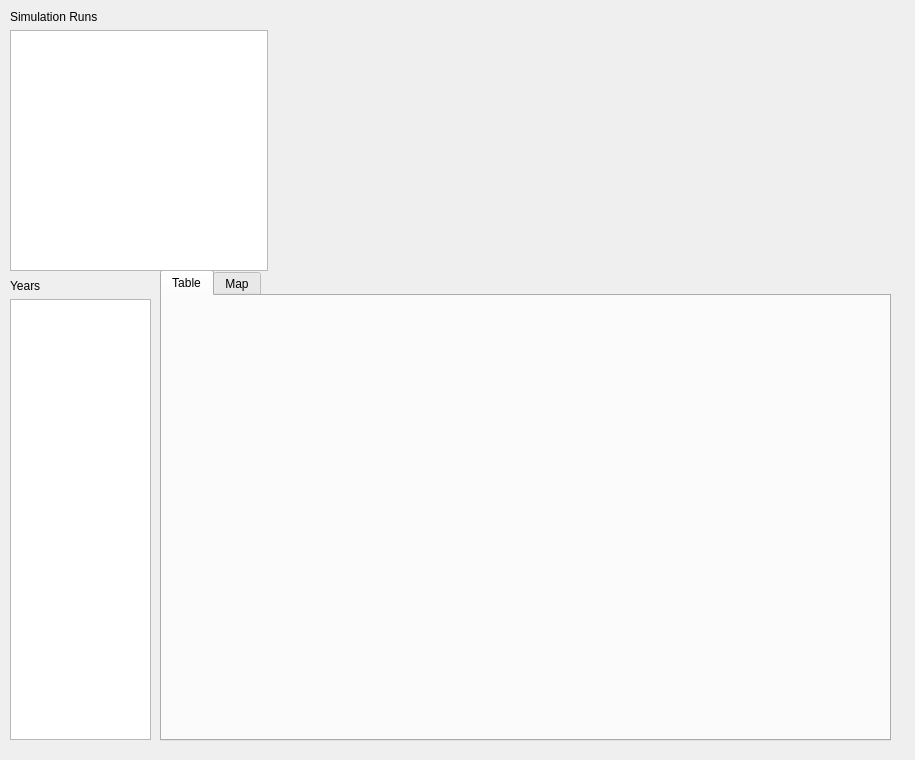
Qt form opus_gui/results/forms/results_browser.ui (psrc/urbansim) before a commit.
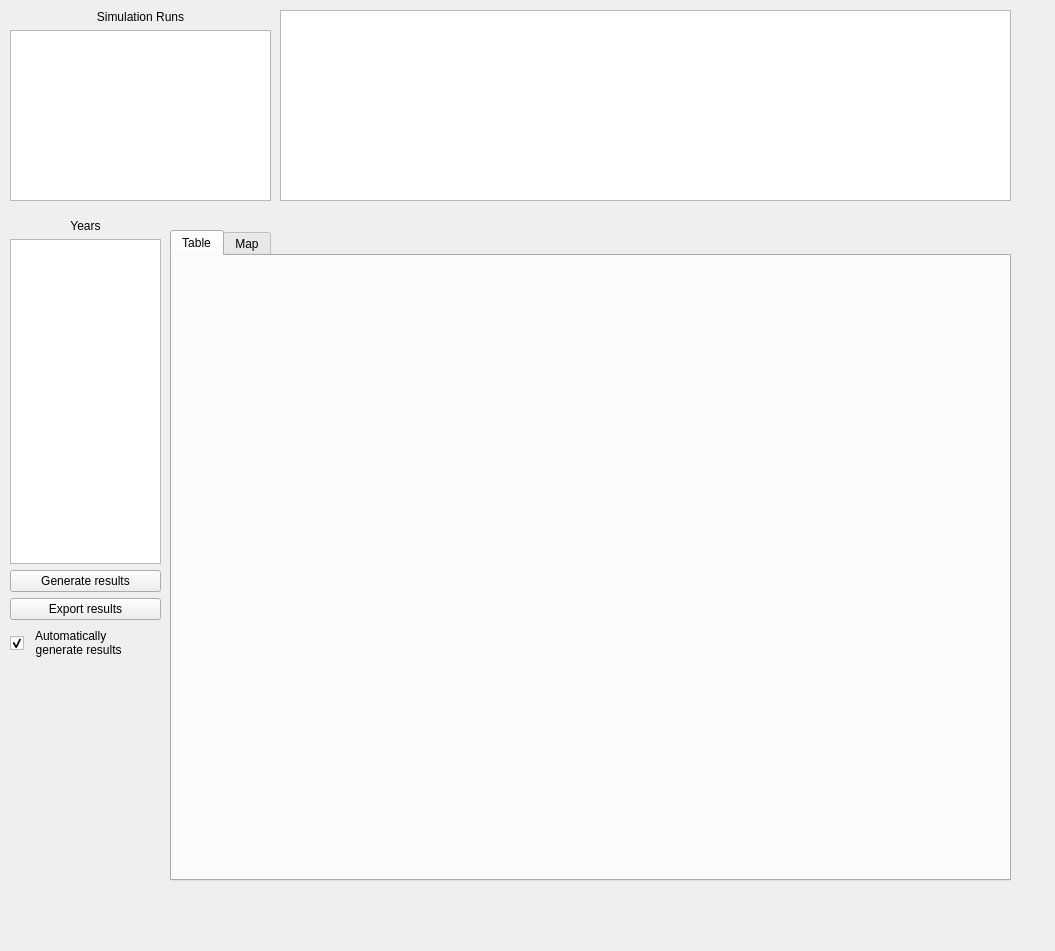
The same form after that commit. The open tabs and pages were chosen to show the change.

Commit message: adding experimental version of result browser

The edit to the form file:
```diff
--- a/opus_gui/results/forms/results_browser.ui
+++ b/opus_gui/results/forms/results_browser.ui
@@ -5,26 +5,40 @@
    <rect>
     <x>0</x>
     <y>0</y>
-    <width>915</width>
-    <height>760</height>
+    <width>1055</width>
+    <height>951</height>
    </rect>
   </property>
+  <property name="sizePolicy" >
+   <sizepolicy vsizetype="Expanding" hsizetype="Expanding" >
+    <horstretch>0</horstretch>
+    <verstretch>0</verstretch>
+   </sizepolicy>
+  </property>
   <property name="windowTitle" >
    <string>Form</string>
   </property>
   <widget class="QTabWidget" name="tabWidget" >
    <property name="geometry" >
     <rect>
-     <x>160</x>
-     <y>270</y>
-     <width>731</width>
-     <height>471</height>
+     <x>170</x>
+     <y>230</y>
+     <width>841</width>
+     <height>651</height>
     </rect>
    </property>
    <property name="currentIndex" >
     <number>1</number>
    </property>
    <widget class="QWidget" name="tabTable" >
+    <property name="geometry" >
+     <rect>
+      <x>0</x>
+      <y>0</y>
+      <width>835</width>
+      <height>622</height>
+     </rect>
+    </property>
     <attribute name="title" >
      <string>Table</string>
     </attribute>
@@ -35,23 +49,13 @@
     </attribute>
    </widget>
   </widget>
-  <widget class="QWidget" native="1" name="widgetExpressions" >
-   <property name="geometry" >
-    <rect>
-     <x>280</x>
-     <y>10</y>
-     <width>601</width>
-     <height>251</height>
-    </rect>
-   </property>
-  </widget>
-  <widget class="QWidget" name="" >
+  <widget class="QWidget" name="layoutWidget" >
    <property name="geometry" >
     <rect>
      <x>10</x>
      <y>10</y>
-     <width>258</width>
-     <height>261</height>
+     <width>261</width>
+     <height>191</height>
     </rect>
    </property>
    <layout class="QVBoxLayout" >
@@ -60,20 +64,23 @@
       <property name="text" >
        <string>Simulation Runs</string>
       </property>
+      <property name="alignment" >
+       <set>Qt::AlignCenter</set>
+      </property>
      </widget>
     </item>
     <item>
-     <widget class="QListView" name="listView" />
+     <widget class="QListWidget" name="lstAvailableRuns" />
     </item>
    </layout>
   </widget>
-  <widget class="QWidget" name="" >
+  <widget class="QWidget" name="layoutWidget" >
    <property name="geometry" >
     <rect>
      <x>10</x>
-     <y>279</y>
-     <width>141</width>
-     <height>461</height>
+     <y>219</y>
+     <width>151</width>
+     <height>441</height>
     </rect>
    </property>
    <layout class="QVBoxLayout" >
@@ -82,12 +89,82 @@
       <property name="text" >
        <string>Years</string>
       </property>
+      <property name="alignment" >
+       <set>Qt::AlignCenter</set>
+      </property>
      </widget>
     </item>
     <item>
-     <widget class="QListView" name="listView_4" >
-      <property name="selectionRectVisible" >
+     <widget class="QListWidget" name="lstYears" />
+    </item>
+    <item>
+     <widget class="QPushButton" name="pbnGenerateResults" >
+      <property name="text" >
+       <string>Generate results</string>
+      </property>
+     </widget>
+    </item>
+    <item>
+     <widget class="QPushButton" name="pbnExportResults" >
+      <property name="text" >
+       <string>Export results</string>
+      </property>
+     </widget>
+    </item>
+    <item>
+     <widget class="QCheckBox" name="cbAutoGen" >
+      <property name="toolTip" >
+       <string/>
+      </property>
+      <property name="text" >
+       <string>  Automatically 
+  generate results</string>
+      </property>
+      <property name="checked" >
        <bool>true</bool>
+      </property>
+      <property name="tristate" >
+       <bool>false</bool>
+      </property>
+     </widget>
+    </item>
+   </layout>
+  </widget>
+  <widget class="QWidget" name="verticalLayoutWidget" >
+   <property name="geometry" >
+    <rect>
+     <x>280</x>
+     <y>10</y>
+     <width>731</width>
+     <height>191</height>
+    </rect>
+   </property>
+   <layout class="QVBoxLayout" name="wdgLayout" >
+    <item>
+     <widget class="QTableWidget" name="tableWidget" >
+      <property name="editTriggers" >
+       <set>QAbstractItemView::NoEditTriggers</set>
+      </property>
+      <property name="dragDropOverwriteMode" >
+       <bool>false</bool>
+      </property>
+      <property name="alternatingRowColors" >
+       <bool>true</bool>
+      </property>
+      <property name="selectionMode" >
+       <enum>QAbstractItemView::ExtendedSelection</enum>
+      </property>
+      <property name="selectionBehavior" >
+       <enum>QAbstractItemView::SelectRows</enum>
+      </property>
+      <property name="textElideMode" >
+       <enum>Qt::ElideNone</enum>
+      </property>
+      <property name="showGrid" >
+       <bool>true</bool>
+      </property>
+      <property name="sortingEnabled" >
+       <bool>false</bool>
       </property>
      </widget>
     </item>
```
Left out of the diff: 19 changed lines with no effect on the pictures. The commit also changes 5 other files.
